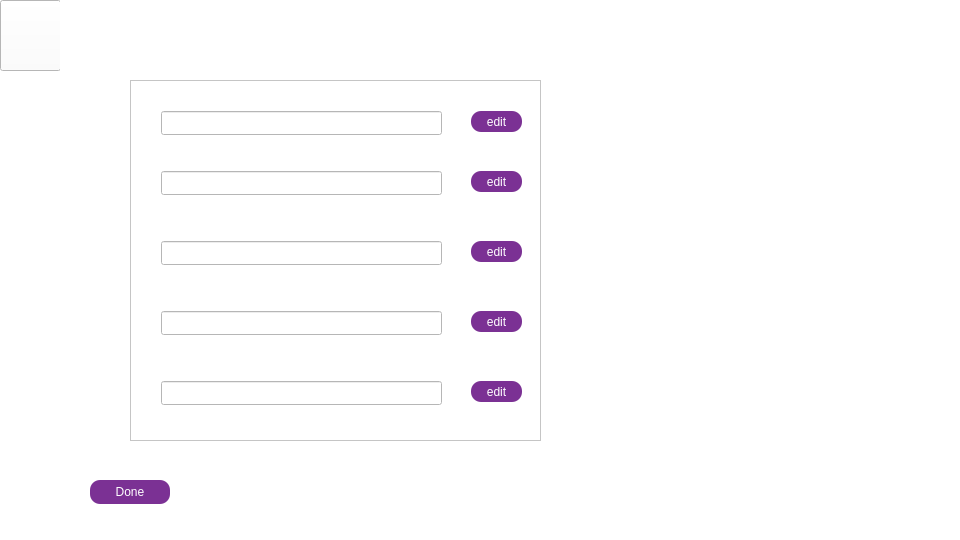
Nirjaraa/spendwise, file budget.ui: the form before one commit.
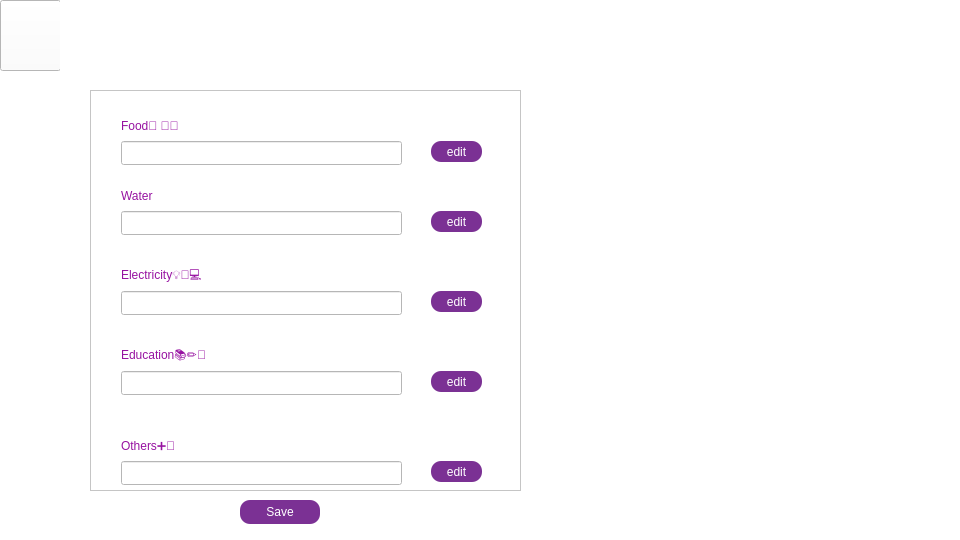
The form after the commit. Icons and pictures are not drawn.

Patch:
```diff
--- a/budget.ui
+++ b/budget.ui
@@ -23,7 +23,7 @@
       <x>570</x>
       <y>80</y>
       <width>321</width>
-      <height>351</height>
+      <height>391</height>
      </rect>
     </property>
     <property name="styleSheet">
@@ -52,8 +52,8 @@
    <widget class="QPushButton" name="pushButton">
     <property name="geometry">
      <rect>
-      <x>90</x>
-      <y>480</y>
+      <x>240</x>
+      <y>500</y>
       <width>80</width>
       <height>24</height>
      </rect>
@@ -70,7 +70,7 @@
 </string>
     </property>
     <property name="text">
-     <string>Done</string>
+     <string>Save</string>
     </property>
    </widget>
    <widget class="QPushButton" name="back">
@@ -114,10 +114,10 @@
    <widget class="QScrollArea" name="scrollArea">
     <property name="geometry">
      <rect>
-      <x>130</x>
-      <y>80</y>
-      <width>411</width>
-      <height>361</height>
+      <x>90</x>
+      <y>90</y>
+      <width>431</width>
+      <height>401</height>
      </rect>
     </property>
     <property name="widgetResizable">
@@ -128,15 +128,15 @@
       <rect>
        <x>0</x>
        <y>0</y>
-       <width>409</width>
-       <height>359</height>
+       <width>429</width>
+       <height>399</height>
       </rect>
      </property>
      <widget class="QLineEdit" name="lineEdit_6">
       <property name="geometry">
        <rect>
         <x>30</x>
-        <y>160</y>
+        <y>200</y>
         <width>281</width>
         <height>24</height>
        </rect>
@@ -146,7 +146,7 @@
       <property name="geometry">
        <rect>
         <x>30</x>
-        <y>230</y>
+        <y>280</y>
         <width>281</width>
         <height>24</height>
        </rect>
@@ -156,7 +156,7 @@
       <property name="geometry">
        <rect>
         <x>30</x>
-        <y>90</y>
+        <y>120</y>
         <width>281</width>
         <height>24</height>
        </rect>
@@ -166,7 +166,7 @@
       <property name="geometry">
        <rect>
         <x>30</x>
-        <y>30</y>
+        <y>50</y>
         <width>281</width>
         <height>24</height>
        </rect>
@@ -176,7 +176,7 @@
       <property name="geometry">
        <rect>
         <x>30</x>
-        <y>300</y>
+        <y>370</y>
         <width>281</width>
         <height>24</height>
        </rect>
@@ -186,7 +186,7 @@
       <property name="geometry">
        <rect>
         <x>340</x>
-        <y>30</y>
+        <y>50</y>
         <width>51</width>
         <height>21</height>
        </rect>
@@ -210,7 +210,7 @@
       <property name="geometry">
        <rect>
         <x>340</x>
-        <y>300</y>
+        <y>370</y>
         <width>51</width>
         <height>21</height>
        </rect>
@@ -234,7 +234,7 @@
       <property name="geometry">
        <rect>
         <x>340</x>
-        <y>230</y>
+        <y>280</y>
         <width>51</width>
         <height>21</height>
        </rect>
@@ -258,7 +258,7 @@
       <property name="geometry">
        <rect>
         <x>340</x>
-        <y>160</y>
+        <y>200</y>
         <width>51</width>
         <height>21</height>
        </rect>
@@ -282,7 +282,7 @@
       <property name="geometry">
        <rect>
         <x>340</x>
-        <y>90</y>
+        <y>120</y>
         <width>51</width>
         <height>21</height>
        </rect>
@@ -302,6 +302,123 @@
        <string>edit</string>
       </property>
      </widget>
+     <widget class="QLabel" name="label">
+      <property name="geometry">
+       <rect>
+        <x>30</x>
+        <y>20</y>
+        <width>121</width>
+        <height>31</height>
+       </rect>
+      </property>
+      <property name="styleSheet">
+       <string notr="true">font: 14pt &quot;Bahnschrift&quot;;
+color:rgb(151, 18, 161);</string>
+      </property>
+      <property name="text">
+       <string>&lt;html&gt;&lt;head/&gt;&lt;body&gt;&lt;p&gt;Food🍕 🍝🥕&lt;/p&gt;&lt;/body&gt;&lt;/html&gt;</string>
+      </property>
+     </widget>
+     <widget class="QLabel" name="label_2">
+      <property name="geometry">
+       <rect>
+        <x>30</x>
+        <y>250</y>
+        <width>161</width>
+        <height>31</height>
+       </rect>
+      </property>
+      <property name="styleSheet">
+       <string notr="true">font: 14pt &quot;Bahnschrift&quot;;
+color:rgb(151, 18, 161);</string>
+      </property>
+      <property name="text">
+       <string>&lt;html&gt;&lt;head/&gt;&lt;body&gt;&lt;p&gt;Education📚✏️🏫&lt;/p&gt;&lt;/body&gt;&lt;/html&gt;</string>
+      </property>
+     </widget>
+     <widget class="QLabel" name="label_3">
+      <property name="geometry">
+       <rect>
+        <x>30</x>
+        <y>340</y>
+        <width>121</width>
+        <height>31</height>
+       </rect>
+      </property>
+      <property name="styleSheet">
+       <string notr="true">font: 14pt &quot;Bahnschrift&quot;;
+color:rgb(151, 18, 161);</string>
+      </property>
+      <property name="text">
+       <string>&lt;html&gt;&lt;head/&gt;&lt;body&gt;&lt;p&gt;Others➕🧾&lt;/p&gt;&lt;/body&gt;&lt;/html&gt;</string>
+      </property>
+     </widget>
+     <widget class="QLabel" name="label_6">
+      <property name="geometry">
+       <rect>
+        <x>30</x>
+        <y>170</y>
+        <width>161</width>
+        <height>31</height>
+       </rect>
+      </property>
+      <property name="styleSheet">
+       <string notr="true">font: 14pt &quot;Bahnschrift&quot;;
+color:rgb(151, 18, 161);</string>
+      </property>
+      <property name="text">
+       <string>&lt;html&gt;&lt;head/&gt;&lt;body&gt;&lt;p&gt;Electricity💡🔌💻&lt;/p&gt;&lt;/body&gt;&lt;/html&gt;</string>
+      </property>
+     </widget>
+     <widget class="QLabel" name="label_7">
+      <property name="geometry">
+       <rect>
+        <x>30</x>
+        <y>90</y>
+        <width>61</width>
+        <height>31</height>
+       </rect>
+      </property>
+      <property name="styleSheet">
+       <string notr="true">font: 14pt &quot;Bahnschrift&quot;;
+color:rgb(151, 18, 161);</string>
+      </property>
+      <property name="text">
+       <string>&lt;html&gt;&lt;head/&gt;&lt;body&gt;&lt;p&gt;Water&lt;/p&gt;&lt;/body&gt;&lt;/html&gt;</string>
+      </property>
+     </widget>
+     <widget class="QLabel" name="label_8">
+      <property name="geometry">
+       <rect>
+        <x>90</x>
+        <y>90</y>
+        <width>61</width>
+        <height>21</height>
+       </rect>
+      </property>
+      <property name="styleSheet">
+       <string notr="true">border-image:url(:/resources/water.png)</string>
+      </property>
+      <property name="text">
+       <string/>
+      </property>
+     </widget>
+     <zorder>label</zorder>
+     <zorder>label_7</zorder>
+     <zorder>label_6</zorder>
+     <zorder>label_2</zorder>
+     <zorder>label_3</zorder>
+     <zorder>lineEdit_6</zorder>
+     <zorder>lineEdit_7</zorder>
+     <zorder>lineEdit_4</zorder>
+     <zorder>lineEdit_3</zorder>
+     <zorder>lineEdit_5</zorder>
+     <zorder>pushButton_7</zorder>
+     <zorder>pushButton_8</zorder>
+     <zorder>pushButton_9</zorder>
+     <zorder>pushButton_10</zorder>
+     <zorder>pushButton_11</zorder>
+     <zorder>label_8</zorder>
     </widget>
    </widget>
   </widget>
```
